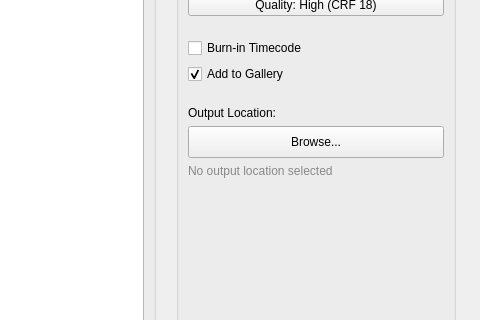
The window that resources/ui/tabs/mp4_maker.ui (cpt-cabbage/luma_tools) describes before a commit, drawn with Qt 5; both pictures show x 920 to 1400 and y 198 to 518 of the 1400 by 850 pixel window.
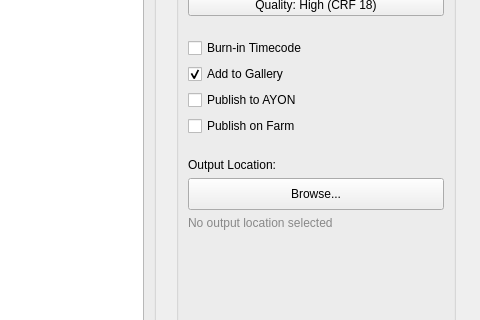
The same window after the commit.

What changed in the file:
```diff
--- a/resources/ui/tabs/mp4_maker.ui
+++ b/resources/ui/tabs/mp4_maker.ui
@@ -257,6 +257,35 @@
           </property>
          </widget>
         </item>
+        <item>
+         <widget class="QCheckBox" name="MP4PublishToAyon">
+          <property name="text">
+           <string>Publish to AYON</string>
+          </property>
+          <property name="toolTip">
+           <string>Publish the generated MP4 as a review file to AYON</string>
+          </property>
+          <property name="checked">
+           <bool>false</bool>
+          </property>
+         </widget>
+        </item>
+        <item>
+         <widget class="QCheckBox" name="MP4PublishOnFarm">
+          <property name="text">
+           <string>Publish on Farm</string>
+          </property>
+          <property name="toolTip">
+           <string>Submit the AYON publish job to Deadline farm instead of publishing locally</string>
+          </property>
+          <property name="checked">
+           <bool>false</bool>
+          </property>
+          <property name="visible">
+           <bool>false</bool>
+          </property>
+         </widget>
+        </item>
         <item>
          <spacer name="mp4OptionsSpacer2">
           <property name="orientation">
```
